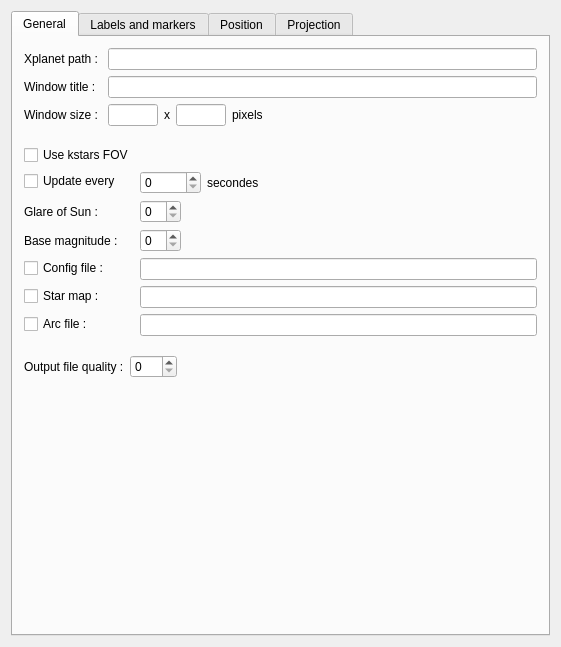
This is kstars/xplanet/opsxplanet.ui in KDE/kstars as Qt 5 draws it before an edit. The edited form follows.
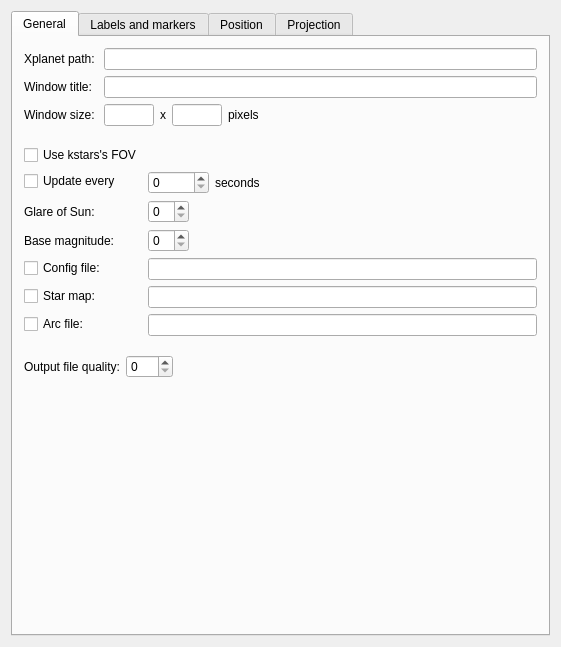
This is the edited form. Custom widgets are drawn as their Qt base class.

Diff of the .ui file:
```diff
--- a/kstars/xplanet/opsxplanet.ui
+++ b/kstars/xplanet/opsxplanet.ui
@@ -33,7 +33,7 @@
            <item row="2" column="0" >
             <widget class="QLabel" name="textLabelXplanetTitle" >
              <property name="text" >
-              <string>Window title :</string>
+              <string>Window title:</string>
              </property>
             </widget>
            </item>
@@ -56,7 +56,7 @@
            <item row="3" column="0" >
             <widget class="QLabel" name="textLabelXplanetGeometryX" >
              <property name="text" >
-              <string>Window size : </string>
+              <string>Window size: </string>
              </property>
             </widget>
            </item>
@@ -138,7 +138,7 @@
            <item row="0" column="0" >
             <widget class="QLabel" name="textLabelXplanetPath" >
              <property name="text" >
-              <string>Xplanet path :</string>
+              <string>Xplanet path:</string>
              </property>
             </widget>
            </item>
@@ -193,7 +193,7 @@
               <string>If checked, use kstars FOV.</string>
              </property>
              <property name="text" >
-              <string>Use kstars FOV</string>
+              <string>Use kstars's FOV</string>
              </property>
             </widget>
            </item>
@@ -228,7 +228,7 @@
              <item>
               <widget class="QLabel" name="textLabelXplanetSecondes" >
                <property name="text" >
-                <string>secondes</string>
+                <string>seconds</string>
                </property>
               </widget>
              </item>
@@ -237,7 +237,7 @@
            <item row="3" column="0" >
             <widget class="QLabel" name="textLabelXplanetGlare" >
              <property name="text" >
-              <string>Glare of Sun :</string>
+              <string>Glare of Sun:</string>
              </property>
             </widget>
            </item>
@@ -260,7 +260,7 @@
            <item row="4" column="0" >
             <widget class="QLabel" name="textLabelXplanetMagnitude" >
              <property name="text" >
-              <string>Base magnitude :</string>
+              <string>Base magnitude:</string>
              </property>
             </widget>
            </item>
@@ -289,7 +289,7 @@
               <string>If checked, use star map file to draw the background stars.</string>
              </property>
              <property name="text" >
-              <string>Star map :</string>
+              <string>Star map:</string>
              </property>
             </widget>
            </item>
@@ -344,14 +344,14 @@
            <item row="5" column="0" >
             <widget class="QCheckBox" name="kcfg_XplanetConfigFile" >
              <property name="text" >
-              <string>Config file :</string>
+              <string>Config file:</string>
              </property>
             </widget>
            </item>
            <item row="7" column="0" >
             <widget class="QCheckBox" name="kcfg_XplanetArcFile" >
              <property name="text" >
-              <string>Arc file :</string>
+              <string>Arc file:</string>
              </property>
             </widget>
            </item>
@@ -378,7 +378,7 @@
            <item>
             <widget class="QLabel" name="textLabelXplanetQuality" >
              <property name="text" >
-              <string>Output file quality :</string>
+              <string>Output file quality:</string>
              </property>
             </widget>
            </item>
```
Left out of the diff: 32 changed lines with no effect on the pictures.
